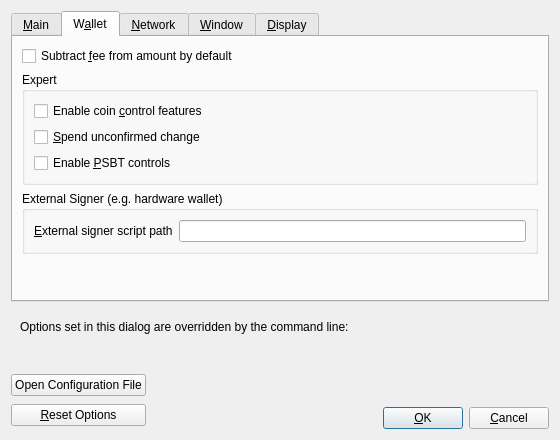
This is src/qt/forms/optionsdialog.ui in cybou-fr/cybou as Qt 5 draws it before an edit. The edited form follows.
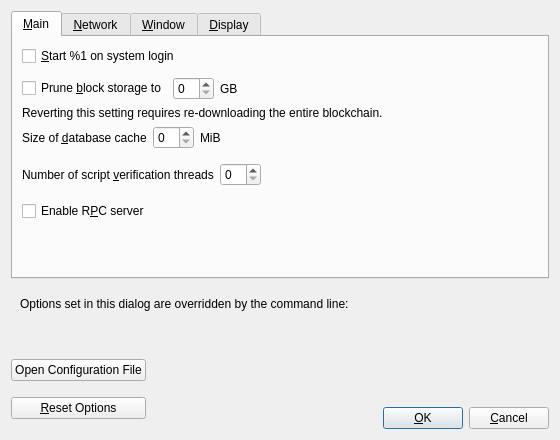
This is the edited form. The open tabs and pages were chosen to show the change. Custom widgets are drawn as their Qt base class.

Commit message: build: remove wallet build concepts completely

What changed in the file:
```diff
--- a/src/qt/forms/optionsdialog.ui
+++ b/src/qt/forms/optionsdialog.ui
@@ -211,105 +211,6 @@
        </item>
       </layout>
      </widget>
-     <widget class="QWidget" name="tabWallet">
-      <attribute name="title">
-       <string>W&amp;allet</string>
-      </attribute>
-      <layout class="QVBoxLayout" name="verticalLayout_Wallet">
-       <item>
-        <widget class="QCheckBox" name="subFeeFromAmount">
-         <property name="toolTip">
-          <string extracomment="Tooltip text for Options window setting that sets subtracting the fee from a sending amount as default.">Whether to set subtract fee from amount as default or not.</string>
-         </property>
-         <property name="text">
-          <string extracomment="An Options window setting to set subtracting the fee from a sending amount as default.">Subtract &amp;fee from amount by default</string>
-         </property>
-        </widget>
-       </item>
-       <item>
-        <widget class="QGroupBox" name="groupBox">
-         <property name="title">
-          <string>Expert</string>
-         </property>
-         <layout class="QVBoxLayout" name="verticalLayout_2">
-          <item>
-           <widget class="QCheckBox" name="coinControlFeatures">
-            <property name="toolTip">
-             <string>Whether to show coin control features or not.</string>
-            </property>
-            <property name="text">
-             <string>Enable coin &amp;control features</string>
-            </property>
-           </widget>
-          </item>
-          <item>
-           <widget class="QCheckBox" name="spendZeroConfChange">
-            <property name="toolTip">
-             <string>If you disable the spending of unconfirmed change, the change from a transaction cannot be used until that transaction has at least one confirmation. This also affects how your balance is computed.</string>
-            </property>
-            <property name="text">
-             <string>&amp;Spend unconfirmed change</string>
-            </property>
-           </widget>
-          </item>
-          <item>
-           <widget class="QCheckBox" name="m_enable_psbt_controls">
-            <property name="text">
-             <string extracomment="An options window setting to enable PSBT controls.">Enable &amp;PSBT controls</string>
-            </property>
-            <property name="toolTip">
-             <string extracomment="Tooltip text for options window setting that enables PSBT controls.">Whether to show PSBT controls.</string>
-            </property>
-           </widget>
-          </item>
-         </layout>
-        </widget>
-       </item>
-       <item>
-        <widget class="QGroupBox" name="groupBoxHww">
-         <property name="title">
-          <string>External Signer (e.g. hardware wallet)</string>
-         </property>
-         <layout class="QVBoxLayout" name="verticalLayoutHww">
-          <item>
-           <layout class="QHBoxLayout" name="horizontalLayoutHww">
-            <item>
-             <widget class="QLabel" name="externalSignerPathLabel">
-              <property name="text">
-               <string>&amp;External signer script path</string>
-              </property>
-              <property name="buddy">
-               <cstring>externalSignerPath</cstring>
-              </property>
-             </widget>
-            </item>
-            <item>
-             <widget class="QLineEdit" name="externalSignerPath">
-              <property name="toolTip">
-               <string>Full path to a %1 compatible script (e.g. C:\Downloads\hwi.exe or /Users/you/Downloads/hwi.py). Beware: malware can steal your coins!</string>
-              </property>
-             </widget>
-            </item>
-           </layout>
-          </item>
-         </layout>
-        </widget>
-       </item>
-       <item>
-        <spacer name="verticalSpacer_Wallet">
-         <property name="orientation">
-          <enum>Qt::Vertical</enum>
-         </property>
-         <property name="sizeHint" stdset="0">
-          <size>
-           <width>20</width>
-           <height>40</height>
-          </size>
-         </property>
-        </spacer>
-       </item>
-      </layout>
-     </widget>
      <widget class="QWidget" name="tabNetwork">
       <attribute name="title">
        <string>&amp;Network</string>
```
The commit also changes 24 other files.
